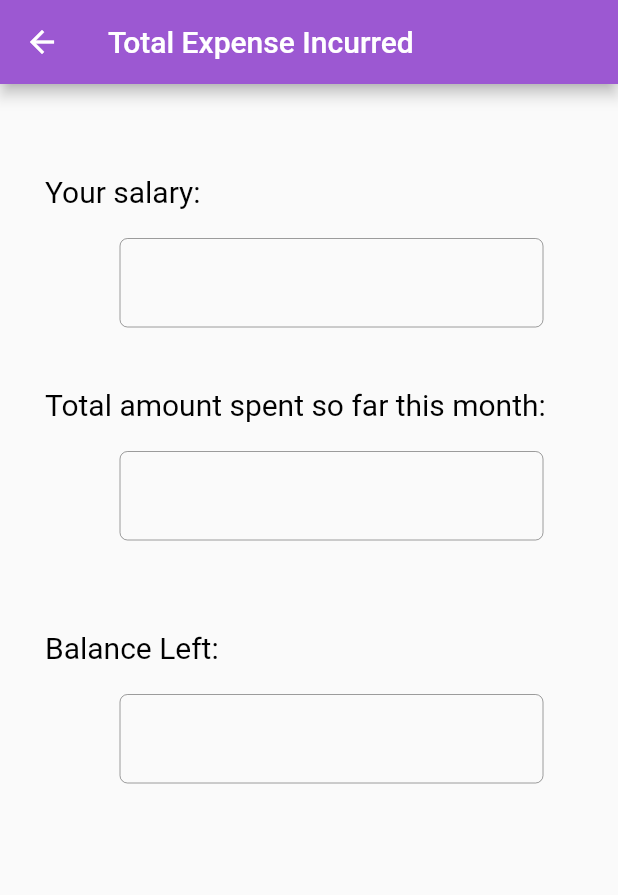
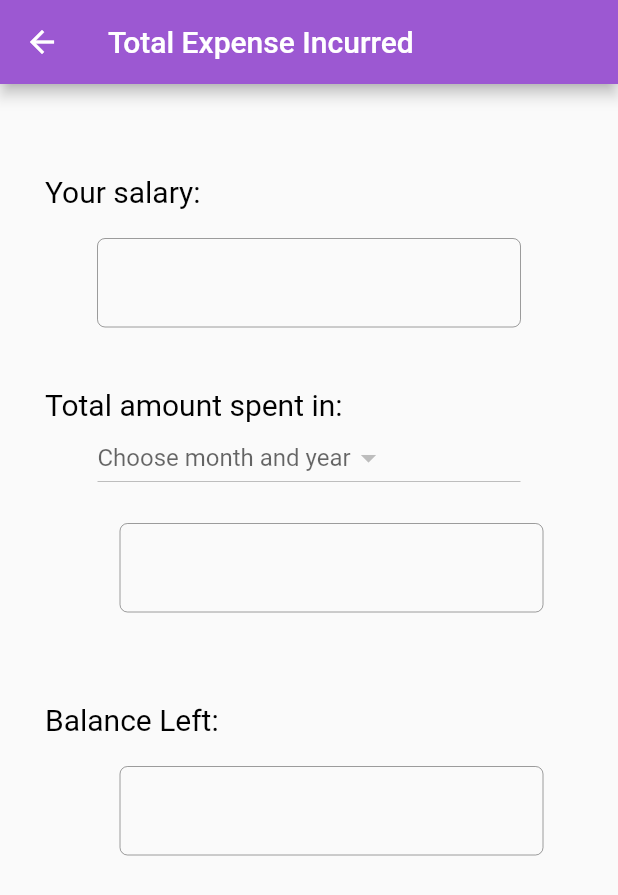
Before and after one commit to lionel1704/monthly_expense_calculator, a Flutter app: the MyHomePage screen opened directly, after a tap on "Calculate Total Expenses", on a phone screen of 412 x 824 dp. Shown: the top 895 px of the screen. Run offline on Flutter 3.47's test engine with Material 2 defaults, Android fonts, the phone set to English and light mode, and no system bars; our stand-ins replace charts_flutter, cloud_firestore, datetime_picker_formfield, firebase_auth, font_awesome_flutter, google_sign_in and 2 more; missing offline and left inert: date_utils; accounts and stored records are empty.

```diff
--- a/lib/screens/total_expense.dart
+++ b/lib/screens/total_expense.dart
@@ -1,8 +1,35 @@
 import 'package:flutter/material.dart';
+import '../src/blocs/expenses_bloc.dart';
 
-class TotalExpense extends StatelessWidget {
+class TotalExpense extends StatefulWidget {
+
+  @override State<StatefulWidget> createState() => _TotalExpenseState();
+
+}
+
+class _TotalExpenseState extends State<TotalExpense> {
+
+  var _selectedMonth;
+  var _totalSalary;
+  var totalSalaryController = TextEditingController();
+  var amountSpentController = TextEditingController();
+  var balanceController = TextEditingController();
+  Map<String, int> _expensesList = new Map();
+
   @override
   Widget build(BuildContext context) {
+    bloc.fetchAllTotalExpenses().then((totalExpenses) => {
+      setState(() {
+        _expensesList = totalExpenses;
+        print(_expensesList);
+      })
+    });
+    bloc.getTotalSalary().then((salary) => {
+      setState(() {
+        totalSalaryController.text = "$salary";
+        _totalSalary = salary;
+      })
+    });
     return Scaffold(
         appBar: AppBar(
           title: Text('Total Expense Incurred'),
@@ -24,11 +51,12 @@ class TotalExpense extends StatelessWidget {
               ),
               Padding(
                   padding: EdgeInsets.only(
-                    left: 80.0,
-                    right: 50.0,
+                    left: 65.0,
+                    right: 65.0,
                   ),
                   child: TextField(
                     enabled: false,
+                    controller: totalSalaryController,
                     decoration: InputDecoration(
                         border: OutlineInputBorder(
                       borderRadius: BorderRadius.circular(5.0),
@@ -37,10 +65,30 @@ class TotalExpense extends StatelessWidget {
               Container(
                 padding: EdgeInsets.only(top: 40.0, left: 30.0),
                 child: Text(
-                  'Total amount spent so far this month: ',
+                  'Total amount spent in:',
                   textDirection: TextDirection.ltr,
                   style: TextStyle(color: Colors.black, fontSize: 20.0),
                 ),
+              ),
+              Container(
+                padding: EdgeInsets.only(left: 65.0, right: 65.0),
+                child: DropdownButton<String>(
+                  value: _selectedMonth,
+                  items: _expensesList.keys.toList().map((String month) {
+                    return new DropdownMenuItem<String>(
+                      value: month,
+                      child: new Text(month)
+                    );
+                  }).toList(),
+                  hint: Text('Choose month and year'),
+                  onChanged: (String value) {
+                    setState(() {
+                      _selectedMonth = value;
+                      amountSpentController.text = "${_expensesList[_selectedMonth]}";
+                      balanceController.text = '${_totalSalary - _expensesList[_selectedMonth]}';
+                    });
+                  },
+                  )
               ),
               Container(
                 height: 20.0,
@@ -52,6 +100,7 @@ class TotalExpense extends StatelessWidget {
                   ),
                   child: TextField(
                     enabled: false,
+                    controller: amountSpentController,
                     decoration: InputDecoration(
                         border: OutlineInputBorder(
                       borderRadius: BorderRadius.circular(5.0),
@@ -78,6 +127,7 @@ class TotalExpense extends StatelessWidget {
                   ),
                   child: TextField(
                     enabled: false,
+                    controller: balanceController,
                     decoration: InputDecoration(
                         border: OutlineInputBorder(
                       borderRadius: BorderRadius.circular(5.0),
--- a/lib/src/blocs/expenses_bloc.dart
+++ b/lib/src/blocs/expenses_bloc.dart
@@ -27,6 +27,14 @@ class ExpensesBloc {
     await _repository.updateExpense(_userId, expense);
   }
 
+  Future<Map<String, int>> fetchAllTotalExpenses() async {
+    return await _repository.fetchAllTotalExpenses(_userId);
+  }
+
+  Future<int> getTotalSalary() async {
+    return await _repository.getTotalSalary(_userId);
+  }
+
   dispose() {
     _expensesFetcher.close();
   }
--- a/lib/src/calendar_app.dart
+++ b/lib/src/calendar_app.dart
@@ -163,6 +163,9 @@ class _MyHomePageState extends State<MyHomePage> with TickerProviderStateMixin {
       locale: 'en_US',
       events: _visibleEvents,
       initialCalendarFormat: CalendarFormat.month,
+      availableCalendarFormats: {
+        CalendarFormat.month: 'Month'
+      },
       formatAnimation: FormatAnimation.slide,
       startingDayOfWeek: StartingDayOfWeek.monday,
       availableGestures: AvailableGestures.all,
--- a/lib/src/resources/expenses_api_provider.dart
+++ b/lib/src/resources/expenses_api_provider.dart
@@ -1,6 +1,7 @@
 import 'dart:async';
 import 'package:cloud_firestore/cloud_firestore.dart';
 import 'package:monthly_expense_calculator/src/models/expenses_model.dart';
+// import 'package:date_utils/date_utils.dart';
 
 class ExpensesApiProvider {
   Future<ExpensesModel> fetchAllExpenses(String userId) async {
@@ -19,14 +20,14 @@ class ExpensesApiProvider {
   }
 
   Future registerUser(String userId, String userName, String salary) async {
-    Firestore.instance.collection("user_expenses").document(userId).setData({
+    await Firestore.instance.collection("user_expenses").document(userId).setData({
       "name": userName,
       "salary": salary,
     }, merge: true);
   }
 
   Future addExpense(String userId, Expense expense) async {
-    Firestore.instance
+    await Firestore.instance
         .collection("user_expenses")
         .document(userId)
         .collection("expenses")
@@ -36,10 +37,23 @@ class ExpensesApiProvider {
       "category": expense.category
     });
 
-    Firestore.instance
+    var expenseDate = DateTime.parse(expense.date);
+    var monthId = "${expenseDate.month}-${expenseDate.year}";
+
+    var monthsExpense = await Firestore.instance
         .collection("user_expenses")
         .document(userId)
-        .setData({}, merge: true);
+        .collection("monthlyTotal")
+        .document(monthId).get();
+
+    var data = monthsExpense.data ?? { "total_expense" : 0 } ;
+    var new_total = data["total_expense"] + expense.amount;
+
+
+    await Firestore.instance.collection("user_expenses").document(userId).collection("monthlyTotal").document(monthId).setData({
+      "total_expense": new_total
+    }, merge: true);
+
   }
 
   Future updateExpense(String userName, Expense expense) async {
@@ -54,4 +68,31 @@ class ExpensesApiProvider {
       "category": expense.category
     });
   }
+
+  Future<Map<String,int>> fetchAllTotalExpenses(String userName) async {
+    var documents = await Firestore.instance
+      .collection("user_expenses")
+      .document(userName)
+      .collection("monthlyTotal")
+      .getDocuments();
+
+    var monthlyTotals = Map<String, int>();
+
+    documents.documents.forEach((document) => {
+      monthlyTotals[document.documentID] = document.data["total_expense"]
+    });
+
+    print("Totals: $monthlyTotals");
+
+    return monthlyTotals;
+
+  }
+
+  Future<int> getTotalSalary(String userName) async {
+    var document = await Firestore.instance
+        .collection("user_expenses")
+        .document(userName)
+        .get();
+    return int.parse(document.data["salary"]);
+  }
 }
--- a/lib/src/resources/repository.dart
+++ b/lib/src/resources/repository.dart
@@ -16,4 +16,10 @@ class Repository {
 
   Future updateExpense(String userName, Expense expense) =>
       expensesApiProvider.updateExpense(userName, expense);
+
+  Future<Map<String, int>> fetchAllTotalExpenses(String userName) =>
+      expensesApiProvider.fetchAllTotalExpenses(userName);
+
+  Future<int> getTotalSalary(String userName) =>
+      expensesApiProvider.getTotalSalary(userName);
 }
```
